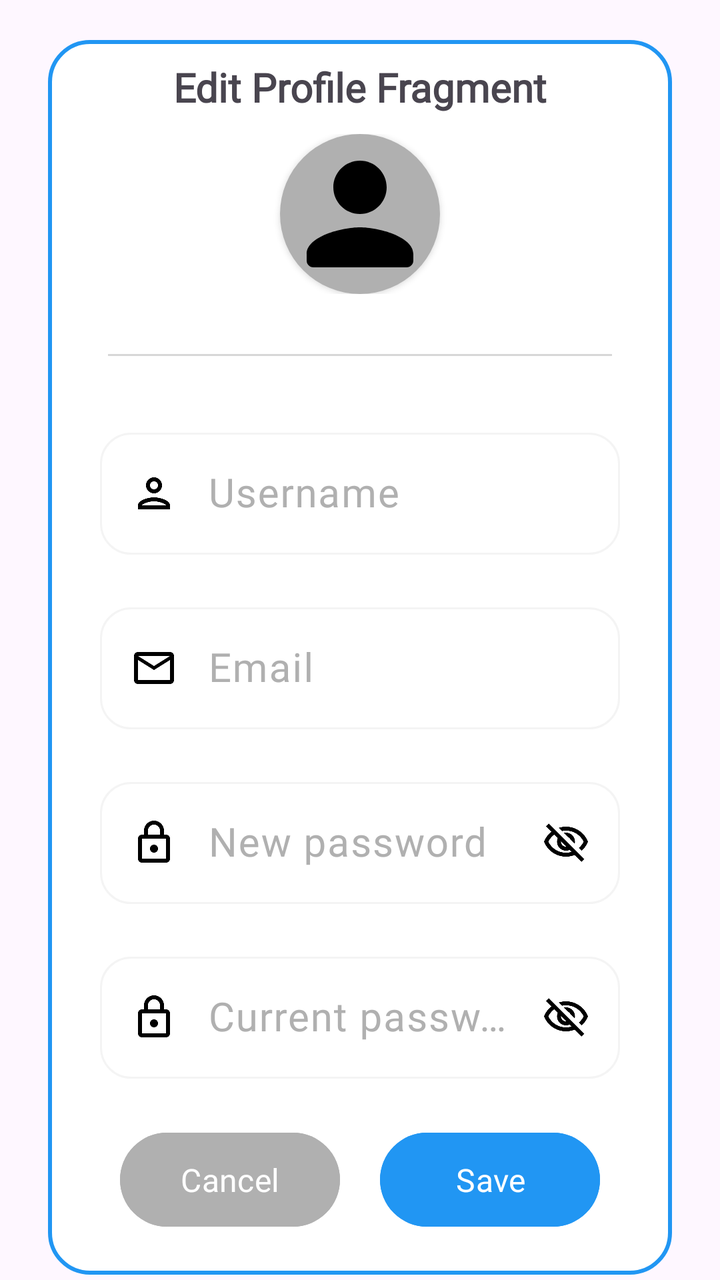
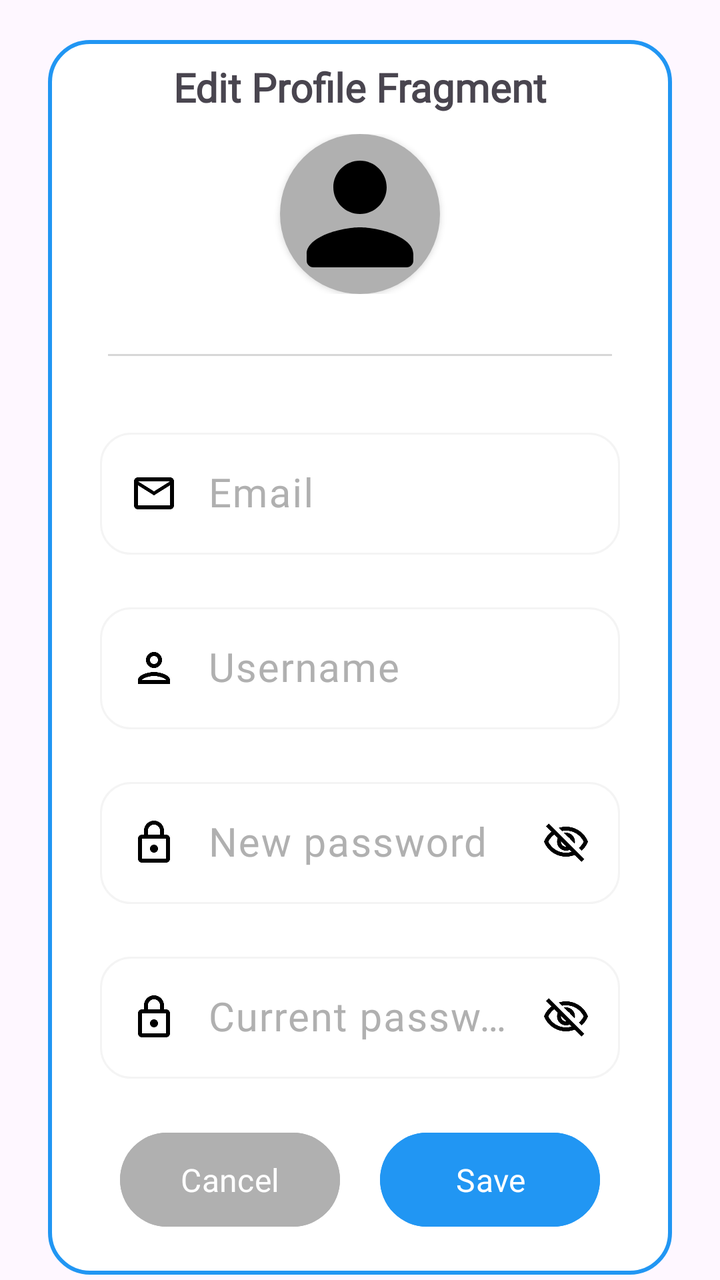

Screens rendered from an Android XML layout before and after an edit, with the pre-edit source and the edit as a unified diff.
<!-- AndroidManifest.xml: application theme Theme.StyleWIZ_vol2 -->
<!-- res/layout/fragment_edit_profile.xml -->
<?xml version="1.0" encoding="utf-8"?>
<androidx.constraintlayout.widget.ConstraintLayout xmlns:android="http://schemas.android.com/apk/res/android"
    xmlns:tools="http://schemas.android.com/tools"
    android:layout_width="match_parent"
    android:layout_height="match_parent"
    xmlns:app="http://schemas.android.com/apk/res-auto"
    tools:context=".EditProfileFragment">


    <LinearLayout
        android:id="@+id/linearLayout"
        android:layout_width="match_parent"
        android:layout_height="wrap_content"
        android:layout_marginStart="24dp"
        android:layout_marginTop="20dp"
        android:layout_marginEnd="24dp"
        android:background="@drawable/white_background"
        android:orientation="vertical"
        android:padding="10dp"
        app:layout_constraintEnd_toEndOf="parent"
        app:layout_constraintHorizontal_bias="1.0"
        app:layout_constraintStart_toStartOf="parent"
        app:layout_constraintTop_toTopOf="parent">

        <TextView
            android:id="@+id/textViewTitle"
            android:layout_width="wrap_content"
            android:layout_height="wrap_content"
            android:layout_gravity="center"
            android:fontFamily="@font/roboto"
            android:text="Edit Profile Fragment"
            android:textSize="20sp"
            android:textStyle="bold"
            app:layout_constraintEnd_toEndOf="parent"
            app:layout_constraintStart_toStartOf="parent"
            app:layout_constraintTop_toBottomOf="parent" />


        <androidx.constraintlayout.widget.ConstraintLayout
            android:layout_width="match_parent"
            android:layout_height="wrap_content"
            android:gravity="center"
            android:layout_margin="5dp"
            android:padding="5dp">
            <androidx.cardview.widget.CardView
                android:id="@+id/profileImg"
                android:layout_width="80dp"
                android:layout_height="80dp"
                android:layout_gravity="center"
                app:cardCornerRadius="40dp"
                app:layout_constraintEnd_toEndOf="parent"
                app:layout_constraintStart_toStartOf="parent"
                app:layout_constraintTop_toTopOf="parent">

                <ImageView
                    android:layout_width="match_parent"
                    android:layout_height="match_parent"
                    android:background="@color/gray"
                    android:src="@drawable/round_person_24" />

            </androidx.cardview.widget.CardView>



        </androidx.constraintlayout.widget.ConstraintLayout>

        <androidx.appcompat.widget.AppCompatImageView
            android:layout_width="match_parent"
            android:layout_height="1dp"
            android:layout_margin="20dp"
            android:alpha="0.5"
            android:background="@color/gray" />

        <LinearLayout
            android:layout_width="match_parent"
            android:layout_height="match_parent"
            android:layout_marginLeft="8dp"
            android:layout_marginTop="5dp"
            android:layout_marginRight="8dp"
            android:orientation="horizontal"
            android:padding="8dp">



            <com.google.android.material.textfield.TextInputLayout
                android:layout_width="match_parent"
                android:layout_height="wrap_content"
                android:hint="Username"
                android:textColorHint="@color/gray"
                app:hintAnimationEnabled="true">

                <com.google.android.material.textfield.TextInputEditText
                    android:id="@+id/editTextUsernameEditProfile"
                    android:layout_width="match_parent"
                    android:layout_height="wrap_content"
                    android:background="@drawable/edittextshape"
                    android:drawableLeft="@drawable/outline_person_24"
                    android:drawablePadding="15sp"
                    android:ems="10"
                    android:fontFamily="@font/roboto"
                    android:textSize="20dp"
                    android:inputType="text"
                    android:paddingLeft="15sp"
                    android:paddingRight="15sp" />
            </com.google.android.material.textfield.TextInputLayout>





        </LinearLayout>


        <LinearLayout
            android:layout_width="match_parent"
            android:layout_height="match_parent"
            android:layout_marginTop="5dp"
            android:layout_marginRight="8dp"
            android:layout_marginLeft="8dp"
            android:orientation="horizontal"
            android:padding="8dp">



            <com.google.android.material.textfield.TextInputLayout
                android:layout_width="match_parent"
                android:layout_height="wrap_content"
                android:hint="Email"
                android:textColorHint="@color/gray"
                app:hintAnimationEnabled="true">

                <com.google.android.material.textfield.TextInputEditText
                    android:id="@+id/editTextEmailEditProfile"
                    android:layout_width="match_parent"
                    android:layout_height="wrap_content"
                    android:background="@drawable/edittextshape"
                    android:drawableLeft="@drawable/outline_mail_outline_24"
                    android:drawablePadding="15sp"
                    android:ems="10"
                    android:fontFamily="@font/roboto"
                    android:textSize="20dp"
                    android:inputType="text"
                    android:paddingLeft="15sp"
                    android:paddingRight="15sp" />
            </com.google.android.material.textfield.TextInputLayout>


        </LinearLayout>

        <LinearLayout
            android:layout_width="match_parent"
            android:layout_height="match_parent"
            android:layout_marginTop="5dp"
            android:layout_marginRight="8dp"
            android:layout_marginLeft="8dp"
            android:orientation="horizontal"
            android:padding="8dp">


            <com.google.android.material.textfield.TextInputLayout
                android:layout_width="match_parent"
                android:layout_height="wrap_content"
                android:hint="New password"
                android:textColorHint="@color/gray"
                app:hintAnimationEnabled="true">

                <com.google.android.material.textfield.TextInputEditText
                    android:id="@+id/editTextNewPasswordEditProfile"
                    android:layout_width="match_parent"
                    android:layout_height="wrap_content"
                    android:background="@drawable/edittextshape"
                    android:drawableLeft="@drawable/outline_lock_24"
                    android:drawableRight="@drawable/outline_visibility_off_24"
                    android:drawablePadding="15sp"
                    android:ems="10"
                    android:fontFamily="@font/roboto"
                    android:textSize="20dp"
                    android:inputType="textPassword"
                    android:paddingLeft="15sp"
                    android:paddingRight="15sp" />
            </com.google.android.material.textfield.TextInputLayout>


        </LinearLayout>


        <LinearLayout
            android:layout_width="match_parent"
            android:layout_height="match_parent"
            android:layout_marginTop="5dp"
            android:layout_marginRight="8dp"
            android:layout_marginLeft="8dp"
            android:orientation="horizontal"
            android:padding="8dp">


            <com.google.android.material.textfield.TextInputLayout
                android:layout_width="match_parent"
                android:layout_height="wrap_content"
                android:hint="Current password"
                android:textColorHint="@color/gray"
                app:hintAnimationEnabled="true">

                <com.google.android.material.textfield.TextInputEditText
                    android:id="@+id/editTextPasswordEditProfile"
                    android:layout_width="match_parent"
                    android:layout_height="wrap_content"
                    android:background="@drawable/edittextshape"
                    android:drawableLeft="@drawable/outline_lock_24"
                    android:drawableRight="@drawable/outline_visibility_off_24"
                    android:drawablePadding="15sp"
                    android:ems="10"
                    android:fontFamily="@font/roboto"
                    android:textSize="20dp"
                    android:inputType="textPassword"
                    android:paddingLeft="15sp"
                    android:paddingRight="15sp" />
            </com.google.android.material.textfield.TextInputLayout>


        </LinearLayout>




        <LinearLayout
            android:layout_width="match_parent"
            android:layout_height="match_parent"
            android:orientation="horizontal"
            android:layout_marginTop="5dp"
            android:gravity="center_horizontal">


                <Button
                    android:id="@+id/cancel_button"
                    android:layout_width="110dp"
                    android:layout_height="55dp"
                    android:layout_margin="10dp"
                    android:backgroundTint="@color/gray"
                    android:fontFamily="@font/roboto"
                    android:text="Cancel"
                    android:textColor="#FFFFFF"
                    android:textSize="16sp" />



                <Button
                    android:id="@+id/save_button"
                    android:layout_width="110dp"
                    android:layout_height="55dp"
                    android:layout_margin="10dp"
                    android:backgroundTint="@color/blue"
                    android:fontFamily="@font/roboto"
                    android:text="Save"
                    android:textColor="#FFFFFF"
                    android:textSize="16sp" />



        </LinearLayout>


    </LinearLayout>

</androidx.constraintlayout.widget.ConstraintLayout>
<!-- resources referenced by this layout -->
<resources>
  <color name="blue">#2196F3</color>
  <color name="gray">#B0B0B0</color>
  <!-- drawable edittextshape (drawable) -->
  <?xml version="1.0" encoding="utf-8"?>
  <shape xmlns:android="http://schemas.android.com/apk/res/android">
      <solid android:color="@color/white"/>
      <corners android:radius="15dp"/>
      <stroke android:color="#f4f4f4" android:width="1dp"/>
  </shape>
  <!-- drawable outline_lock_24 (drawable) -->
  <vector android:height="24dp" android:tint="#000000"
      android:viewportHeight="24" android:viewportWidth="24"
      android:width="24dp" xmlns:android="http://schemas.android.com/apk/res/android">
      <path android:fillColor="@android:color/white" android:pathData="M18,8h-1L17,6c0,-2.76 -2.24,-5 -5,-5S7,3.24 7,6v2L6,8c-1.1,0 -2,0.9 -2,2v10c0,1.1 0.9,2 2,2h12c1.1,0 2,-0.9 2,-2L20,10c0,-1.1 -0.9,-2 -2,-2zM9,6c0,-1.66 1.34,-3 3,-3s3,1.34 3,3v2L9,8L9,6zM18,20L6,20L6,10h12v10zM12,17c1.1,0 2,-0.9 2,-2s-0.9,-2 -2,-2 -2,0.9 -2,2 0.9,2 2,2z"/>
  </vector>
  <!-- drawable outline_mail_outline_24 (drawable) -->
  <vector android:height="24dp" android:tint="#000000"
      android:viewportHeight="24" android:viewportWidth="24"
      android:width="24dp" xmlns:android="http://schemas.android.com/apk/res/android">
      <path android:fillColor="@android:color/white" android:pathData="M20,4L4,4c-1.1,0 -1.99,0.9 -1.99,2L2,18c0,1.1 0.9,2 2,2h16c1.1,0 2,-0.9 2,-2L22,6c0,-1.1 -0.9,-2 -2,-2zM20,18L4,18L4,8l8,5 8,-5v10zM12,11L4,6h16l-8,5z"/>
  </vector>
  <!-- drawable outline_person_24 (drawable) -->
  <vector android:height="24dp" android:tint="#000000"
      android:viewportHeight="24" android:viewportWidth="24"
      android:width="24dp" xmlns:android="http://schemas.android.com/apk/res/android">
      <path android:fillColor="@android:color/white" android:pathData="M12,6c1.1,0 2,0.9 2,2s-0.9,2 -2,2 -2,-0.9 -2,-2 0.9,-2 2,-2m0,10c2.7,0 5.8,1.29 6,2L6,18c0.23,-0.72 3.31,-2 6,-2m0,-12C9.79,4 8,5.79 8,8s1.79,4 4,4 4,-1.79 4,-4 -1.79,-4 -4,-4zM12,14c-2.67,0 -8,1.34 -8,4v2h16v-2c0,-2.66 -5.33,-4 -8,-4z"/>
  </vector>
  <!-- drawable round_person_24 (drawable) -->
  <vector android:height="24dp" android:tint="#000000"
      android:viewportHeight="24" android:viewportWidth="24"
      android:width="24dp" xmlns:android="http://schemas.android.com/apk/res/android">
      <path android:fillColor="@android:color/white" android:pathData="M12,12c2.21,0 4,-1.79 4,-4s-1.79,-4 -4,-4 -4,1.79 -4,4 1.79,4 4,4zM12,14c-2.67,0 -8,1.34 -8,4v1c0,0.55 0.45,1 1,1h14c0.55,0 1,-0.45 1,-1v-1c0,-2.66 -5.33,-4 -8,-4z"/>
  </vector>
  <!-- drawable white_background (drawable) -->
  <?xml version="1.0" encoding="utf-8"?>
  <selector xmlns:android="http://schemas.android.com/apk/res/android">
      <item>
  
          <shape
              android:shape="rectangle">
  
              <solid
                  android:color="@color/white"/>
  
              <corners
                  android:radius="20sp"/>
  
              <stroke
                  android:width="2dp"
                  android:color="@color/blue"/>
  
          </shape>
  
      </item>
  
  </selector>
  <style name="Theme.StyleWIZ_vol2" parent="Base.Theme.StyleWIZ_vol2" />
  <color name="white">#FFFFFFFF</color>
  <style name="Base.Theme.StyleWIZ_vol2" parent="Theme.Material3.DayNight.NoActionBar">
          
          
      </style>
  <!-- unchanged entries left out for length: 1 -->
</resources>

<!-- the commit's change to res/layout/fragment_edit_profile.xml (unified diff, before → after) -->
@@ -74,6 +74,45 @@
         <LinearLayout
             android:layout_width="match_parent"
             android:layout_height="match_parent"
+            android:layout_marginTop="5dp"
+            android:layout_marginRight="8dp"
+            android:layout_marginLeft="8dp"
+            android:orientation="horizontal"
+            android:padding="8dp">
+
+
+
+            <com.google.android.material.textfield.TextInputLayout
+                android:layout_width="match_parent"
+                android:layout_height="wrap_content"
+                android:hint="Email"
+                android:textColorHint="@color/gray"
+                app:hintAnimationEnabled="true">
+
+                <com.google.android.material.textfield.TextInputEditText
+                    android:id="@+id/editTextEmailEditProfile"
+                    android:layout_width="match_parent"
+                    android:layout_height="wrap_content"
+                    android:background="@drawable/edittextshape"
+                    android:drawableLeft="@drawable/outline_mail_outline_24"
+                    android:drawablePadding="15sp"
+                    android:ems="10"
+                    android:fontFamily="@font/roboto"
+                    android:textSize="20dp"
+                    android:inputType="text"
+                    android:paddingLeft="15sp"
+                    android:paddingRight="15sp"
+                    android:focusable="false"
+                    android:focusableInTouchMode="false"
+                    android:enabled="false" />
+            </com.google.android.material.textfield.TextInputLayout>
+
+
+        </LinearLayout>
+
+        <LinearLayout
+            android:layout_width="match_parent"
+            android:layout_height="match_parent"
             android:layout_marginLeft="8dp"
             android:layout_marginTop="5dp"
             android:layout_marginRight="8dp"
@@ -111,41 +150,7 @@
         </LinearLayout>
 
 
-        <LinearLayout
-            android:layout_width="match_parent"
-            android:layout_height="match_parent"
-            android:layout_marginTop="5dp"
-            android:layout_marginRight="8dp"
-            android:layout_marginLeft="8dp"
-            android:orientation="horizontal"
-            android:padding="8dp">
-
-
-
-            <com.google.android.material.textfield.TextInputLayout
-                android:layout_width="match_parent"
-                android:layout_height="wrap_content"
-                android:hint="Email"
-                android:textColorHint="@color/gray"
-                app:hintAnimationEnabled="true">
-
-                <com.google.android.material.textfield.TextInputEditText
-                    android:id="@+id/editTextEmailEditProfile"
-                    android:layout_width="match_parent"
-                    android:layout_height="wrap_content"
-                    android:background="@drawable/edittextshape"
-                    android:drawableLeft="@drawable/outline_mail_outline_24"
-                    android:drawablePadding="15sp"
-                    android:ems="10"
-                    android:fontFamily="@font/roboto"
-                    android:textSize="20dp"
-                    android:inputType="text"
-                    android:paddingLeft="15sp"
-                    android:paddingRight="15sp" />
-            </com.google.android.material.textfield.TextInputLayout>
-
-
-        </LinearLayout>
+
 
         <LinearLayout
             android:layout_width="match_parent"
